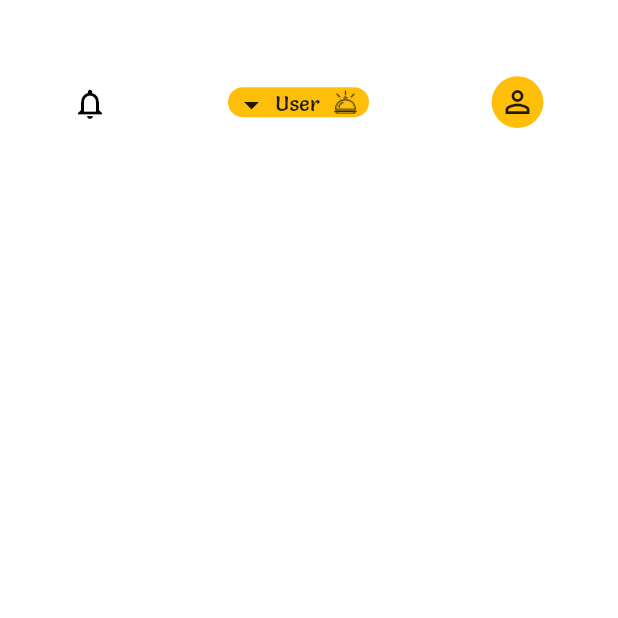
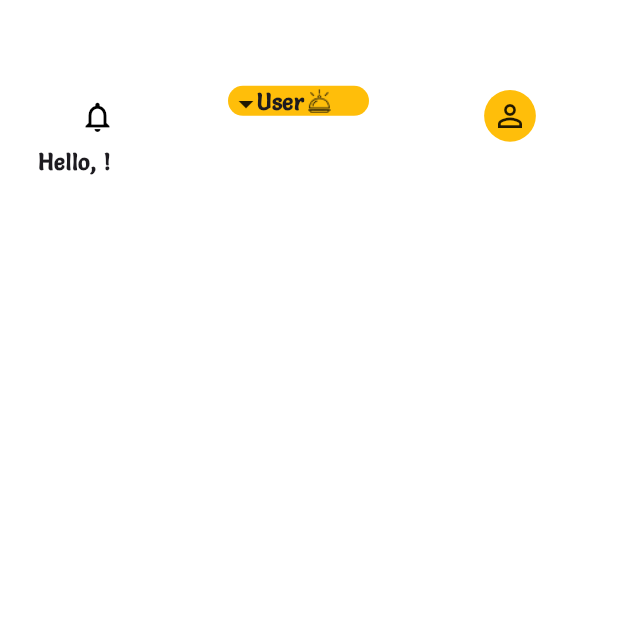
Before and after one commit to Abdelelah-PAL/foodlink, a Flutter app: the HomeScreen screen opened directly, on a phone screen of 412 x 824 dp, the top half of it. Run offline on Flutter 3.47's test engine with Material 3 defaults, Android fonts, the phone set to English and light mode, and no system bars; our stand-ins replace cloud_firestore, firebase_auth, firebase_core, get, shared_preferences; accounts and stored records are empty.

Commit message:
adding features

```diff
--- a/lib/core/constants/assets.dart
+++ b/lib/core/constants/assets.dart
@@ -11,6 +11,8 @@ class Assets {
   static String cooker = "$rootImages/cooker.png";
   static String userBlack = "$rootImages/user_black.png";
   static String cookerBlack = "$rootImages/cooker_black.png";
+  static String dishOfTheWeek = "$rootImages/dish_of_the_week.png";
+
 
   /// Icons
   static String googleIcon = "$rootIcons/ic_google.png";
--- a/lib/core/utils/intl_ar.json
+++ b/lib/core/utils/intl_ar.json
@@ -33,5 +33,6 @@
   "wrong_email_password": "خطأ في البريد الإلكتروني أو كلمة المرور",
   "choose_role": "حدد دورك",
   "user": "مستخدم",
-  "cooker": "مُعد طعام"
+  "cooker": "مُعد طعام",
+  "greeting": "مرحبًا، {name}!"
 }
--- a/lib/core/utils/intl_en.json
+++ b/lib/core/utils/intl_en.json
@@ -33,5 +33,6 @@
   "wrong_email_password": "Wrong email or password",
   "choose_role": "Select a role",
   "user": "User",
-  "cooker": "Cooker"
+  "cooker": "Cooker",
+  "greeting": "Hello, {name}!"
 }
--- a/lib/screens/home_screen/home_screen.dart
+++ b/lib/screens/home_screen/home_screen.dart
@@ -1,9 +1,12 @@
 import 'package:flutter/material.dart';
+import 'package:foodlink/controllers/user_types.dart';
 import 'package:foodlink/core/constants/assets.dart';
 import 'package:foodlink/core/constants/colors.dart';
 import 'package:foodlink/core/constants/fonts.dart';
 import 'package:foodlink/providers/general_provider.dart';
+import 'package:foodlink/screens/home_screen/widgets/cooker_body.dart';
 import 'package:foodlink/screens/home_screen/widgets/home_screen_header.dart';
+import 'package:foodlink/screens/home_screen/widgets/user_body.dart';
 import 'package:foodlink/services/translation_services.dart';
 
 import '../../core/utils/size_config.dart';
@@ -13,13 +16,41 @@ class HomeScreen extends StatelessWidget {
 
   @override
   Widget build(BuildContext context) {
-    return  Scaffold(
+    String template = TranslationService().translate("greeting");
+    template = template.replaceFirst(
+        '{name}', GeneralProvider().selectedUser!.username);
+    return Scaffold(
       backgroundColor: AppColors.backgroundColor,
       body: Padding(
         padding: EdgeInsets.symmetric(
-            vertical: SizeConfig.getProportionalHeight(56)),
+            vertical: SizeConfig.getProportionalHeight(63),
+            horizontal: SizeConfig.getProportionalHeight(28)),
         child: Column(
-          children: [HomeScreenHeader()],
+          children: [
+            const HomeScreenHeader(),
+            Align(
+              alignment: GeneralProvider().language == 'en'
+                  ? Alignment.centerLeft
+                  : Alignment.centerRight,
+              child: Text(
+                template,
+                textDirection: GeneralProvider().language == 'en'
+                    ? TextDirection.ltr
+                    : TextDirection.rtl,
+                style: TextStyle(
+                  fontSize: 15,
+                  fontFamily: AppFonts.primaryFont,
+                  fontWeight: FontWeight.w700,
+                ),
+              ),
+            ),
+            SizedBox(
+              height: SizeConfig.getProperHorizontalSpace(10),
+            ),
+            GeneralProvider().selectedUser!.userTypeId == UserTypes.cooker
+                ? const CookerBody()
+                : const UserBody()
+          ],
         ),
       ),
     );
--- /dev/null
+++ b/lib/screens/home_screen/widgets/cooker_body.dart
@@ -0,0 +1,26 @@
+import 'package:flutter/material.dart';
+import 'package:foodlink/core/constants/assets.dart';
+import 'package:foodlink/core/utils/size_config.dart';
+
+class CookerBody extends StatelessWidget {
+  const CookerBody({super.key});
+
+  @override
+  Widget build(BuildContext context) {
+    return Column(
+      children: [
+        Container(
+          width: SizeConfig.getProportionalWidth(332) ,
+          height: SizeConfig.getProportionalHeight(142),
+          decoration: BoxDecoration(
+            borderRadius: BorderRadius.circular(15)
+          ),
+          child: Image.asset(
+              Assets.dishOfTheWeek,
+            fit: BoxFit.fill
+          ),
+        )
+      ],
+    );
+  }
+}
--- a/lib/screens/home_screen/widgets/home_screen_header.dart
+++ b/lib/screens/home_screen/widgets/home_screen_header.dart
@@ -1,4 +1,8 @@
 import 'package:flutter/material.dart';
+import 'package:foodlink/controllers/user_types.dart';
+import 'package:foodlink/models/user_details.dart';
+import 'package:foodlink/providers/users_provider.dart';
+import 'package:get/get.dart';
 
 import '../../../core/constants/assets.dart';
 import '../../../core/constants/colors.dart';
@@ -7,14 +11,33 @@ import '../../../core/utils/size_config.dart';
 import '../../../providers/general_provider.dart';
 import '../../../services/translation_services.dart';
 
-class HomeScreenHeader extends StatelessWidget {
+class HomeScreenHeader extends StatefulWidget {
   const HomeScreenHeader({super.key});
 
   @override
+  State<HomeScreenHeader> createState() => _HomeScreenHeaderState();
+}
+
+class _HomeScreenHeaderState extends State<HomeScreenHeader> {
+  bool isExpanded = false;
+
+  void toggleDropdown() {
+    setState(() {
+      isExpanded = !isExpanded;
+    });
+  }
+
+  void toggleUserType() async {
+    if (GeneralProvider().selectedUser!.userTypeId == UserTypes.cooker) {
+      GeneralProvider().selectedUser = await UsersProvider().getUserByRoleAndId(
+          GeneralProvider().selectedUser!.userId, UserTypes.user);
+    }
+    setState(() {});
+  }
+
+  @override
   Widget build(BuildContext context) {
-    return Padding(
-      padding: EdgeInsets.symmetric(
-          horizontal: SizeConfig.getProportionalWidth(20)),      child: Row(
+    return Row(
       mainAxisAlignment: MainAxisAlignment.center,
       children: [
         SizedBox(
@@ -23,56 +46,101 @@ class HomeScreenHeader extends StatelessWidget {
           child: const Icon(
               color: Colors.black, Icons.notifications_none_outlined),
         ),
-          Container(
+        Column(
+          children: [
+            GestureDetector(
+              onTap: toggleDropdown,
+              child: Container(
                 width: SizeConfig.getProportionalWidth(94),
                 height: SizeConfig.getProportionalHeight(22),
                 margin: EdgeInsets.symmetric(
-              horizontal: SizeConfig.getProportionalWidth(80),
+                  horizontal: SizeConfig.getProportionalWidth(75),
                 ),
-
                 decoration: BoxDecoration(
                   borderRadius: BorderRadius.circular(20),
                   color: AppColors.primaryColor,
                 ),
                 child: Row(
-              mainAxisAlignment: MainAxisAlignment.spaceBetween,
                   children: [
-                Expanded(
-                  child: Container(
+                    Container(
                       margin: EdgeInsets.only(
                           bottom: SizeConfig.getProportionalHeight(20),
-                    ),
+                          right: SizeConfig.getProportionalWidth(11)),
                       width: SizeConfig.getProportionalWidth(8),
                       height: SizeConfig.getProportionalHeight(6),
                       child: const Icon(Icons.arrow_drop_down),
                     ),
-                ),
-                Expanded(
-                  child: SizedBox(
-                    width: SizeConfig.getProportionalWidth(20),
-                    height: SizeConfig.getProportionalHeight(20),
+                    Center(
                       child: Text(
                         GeneralProvider().selectedUser!.userTypeId == 1
                             ? TranslationService().translate("cooker")
                             : TranslationService().translate("user"),
                         style: TextStyle(
                           fontFamily: AppFonts.primaryFont,
+                          fontSize: 15,
+                          fontWeight: FontWeight.w700,
                         ),
                       ),
                     ),
-                ),
-                Expanded(
-                  child: SizedBox(
+                    Container(
                       width: SizeConfig.getProportionalWidth(20),
                       height: SizeConfig.getProportionalHeight(18),
+                      margin: EdgeInsets.only(
+                          right: SizeConfig.getProportionalWidth(5)),
                       child: Image.asset(
                           GeneralProvider().selectedUser!.userTypeId == 1
                               ? Assets.cookerBlack
                               : Assets.userBlack),
                     ),
-                )
                   ],
                 ),
+              ),
+            ),
+            isExpanded
+                ? GestureDetector(
+                    onTap: toggleUserType,
+                    child: Container(
+                      width: SizeConfig.getProportionalWidth(94),
+                      height: SizeConfig.getProportionalHeight(22),
+                      decoration: BoxDecoration(
+                        borderRadius: BorderRadius.circular(20),
+                        color: AppColors.backgroundColor,
+                      ),
+                      padding: EdgeInsets.only(
+                          left: SizeConfig.getProportionalWidth(20)),
+                      child: Row(
+                        children: [
+                          Expanded(
+                            child: Text(
+                              GeneralProvider().selectedUser!.userTypeId == 1
+                                  ? TranslationService().translate("user")
+                                  : TranslationService().translate("cooker"),
+                              style: TextStyle(
+                                fontFamily: AppFonts.primaryFont,
+                                fontSize: 15,
+                                fontWeight: FontWeight.w700,
+                              ),
+                            ),
+                          ),
+                          Container(
+                            width: SizeConfig.getProportionalWidth(20),
+                            height: SizeConfig.getProportionalHeight(18),
+                            margin: EdgeInsets.only(
+                                right: SizeConfig.getProportionalWidth(7)),
+                            child: Image.asset(
+                                GeneralProvider().selectedUser!.userTypeId == 1
+                                    ? Assets.userBlack
+                                    : Assets.cookerBlack),
+                          ),
+                        ],
+                      ),
+                    ),
+                  )
+                : SizedBox(
+                    width: SizeConfig.getProportionalWidth(94),
+                    height: SizeConfig.getProportionalHeight(22),
+                  ),
+          ],
         ),
         Container(
           width: SizeConfig.getProportionalWidth(38),
@@ -82,9 +150,8 @@ class HomeScreenHeader extends StatelessWidget {
             color: AppColors.primaryColor,
           ),
           child: const Icon(Icons.person_outline_outlined),
-          )
+        ),
       ],
-      ),
     );
   }
 }
--- /dev/null
+++ b/lib/screens/home_screen/widgets/user_body.dart
@@ -0,0 +1,14 @@
+import 'package:flutter/material.dart';
+
+class UserBody extends StatelessWidget {
+  const UserBody({super.key});
+
+  @override
+  Widget build(BuildContext context) {
+    return const Column(
+      children: [
+
+      ],
+    );
+  }
+}
--- a/pubspec.yaml
+++ b/pubspec.yaml
@@ -33,7 +33,7 @@ dev_dependencies:
   flutter_lints: ^4.0.0
   flutter_launcher_icons: ^0.13.1
 
-flutter_icons:
+flutter_launcher_icons:
   android: true
   ios: true
   image_path: "assets/images/launcher_icon.png"
```
Also changed, not shown: assets/images/dish_of_the_week.png (added), 12 other files. Lines whose indentation alone changed are shown as unchanged.
